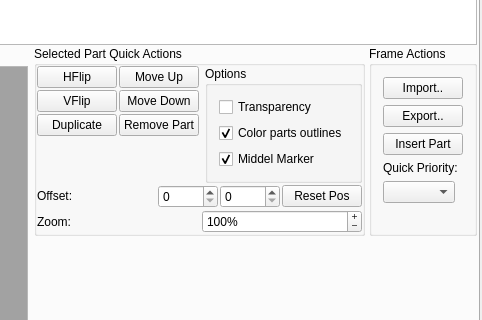
Before: the Qt Designer form mainwindow.ui in PsyCommando/ppmdu_spriteeditor, drawn with Qt 5; both pictures show x 958 to 1440 and y 227 to 547 of the 1440 by 632 pixel window.
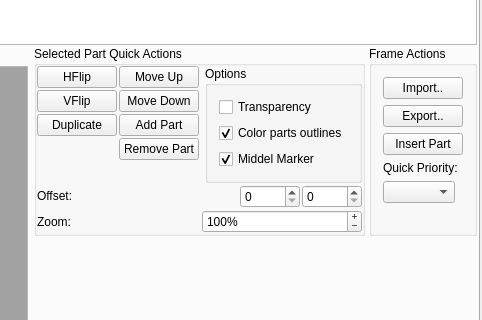
After: the same form once the commit is applied. Icons and pictures are not drawn.

```diff
--- a/mainwindow.ui
+++ b/mainwindow.ui
@@ -1482,6 +1482,43 @@
                       </property>
                      </widget>
                     </item>
+                    <item row="3" column="1">
+                     <widget class="QPushButton" name="btnFrmRmPart">
+                      <property name="sizePolicy">
+                       <sizepolicy hsizetype="MinimumExpanding" vsizetype="Fixed">
+                        <horstretch>0</horstretch>
+                        <verstretch>0</verstretch>
+                       </sizepolicy>
+                      </property>
+                      <property name="toolTip">
+                       <string>&lt;html&gt;&lt;head/&gt;&lt;body&gt;&lt;p&gt;Removes the current part!&lt;/p&gt;&lt;/body&gt;&lt;/html&gt;</string>
+                      </property>
+                      <property name="text">
+                       <string>Remove Part</string>
+                      </property>
+                      <property name="icon">
+                       <iconset resource="appres.qrc">
+                        <normaloff>:/resources/fugue-icons-3.5.6/icons/cross-script.png</normaloff>:/resources/fugue-icons-3.5.6/icons/cross-script.png</iconset>
+                      </property>
+                     </widget>
+                    </item>
+                    <item row="2" column="1">
+                     <widget class="QPushButton" name="btnFrmAdPart">
+                      <property name="sizePolicy">
+                       <sizepolicy hsizetype="MinimumExpanding" vsizetype="Fixed">
+                        <horstretch>0</horstretch>
+                        <verstretch>0</verstretch>
+                       </sizepolicy>
+                      </property>
+                      <property name="text">
+                       <string>Add Part</string>
+                      </property>
+                      <property name="icon">
+                       <iconset resource="appres.qrc">
+                        <normaloff>:/resources/fugue-icons-3.5.6/icons/plus.png</normaloff>:/resources/fugue-icons-3.5.6/icons/plus.png</iconset>
+                      </property>
+                     </widget>
+                    </item>
                     <item row="2" column="0">
                      <widget class="QPushButton" name="btnFrmDup">
                       <property name="sizePolicy">
@@ -1502,26 +1539,6 @@
                       </property>
                      </widget>
                     </item>
-                    <item row="2" column="1">
-                     <widget class="QPushButton" name="btnFrmRmPart">
-                      <property name="sizePolicy">
-                       <sizepolicy hsizetype="Fixed" vsizetype="Fixed">
-                        <horstretch>0</horstretch>
-                        <verstretch>0</verstretch>
-                       </sizepolicy>
-                      </property>
-                      <property name="toolTip">
-                       <string>&lt;html&gt;&lt;head/&gt;&lt;body&gt;&lt;p&gt;Removes the current part!&lt;/p&gt;&lt;/body&gt;&lt;/html&gt;</string>
-                      </property>
-                      <property name="text">
-                       <string>Remove Part</string>
-                      </property>
-                      <property name="icon">
-                       <iconset resource="appres.qrc">
-                        <normaloff>:/resources/fugue-icons-3.5.6/icons/cross-script.png</normaloff>:/resources/fugue-icons-3.5.6/icons/cross-script.png</iconset>
-                      </property>
-                     </widget>
-                    </item>
                    </layout>
                   </item>
                   <item>
@@ -1630,22 +1647,6 @@
                     </property>
                    </widget>
                   </item>
-                  <item>
-                   <widget class="QPushButton" name="btnFrmPartResetPos">
-                    <property name="sizePolicy">
-                     <sizepolicy hsizetype="Fixed" vsizetype="Fixed">
-                      <horstretch>0</horstretch>
-                      <verstretch>0</verstretch>
-                     </sizepolicy>
-                    </property>
-                    <property name="toolTip">
-                     <string>&lt;html&gt;&lt;head/&gt;&lt;body&gt;&lt;p&gt;Sets the part's offset to 0,0.&lt;/p&gt;&lt;/body&gt;&lt;/html&gt;</string>
-                    </property>
-                    <property name="text">
-                     <string>Reset Pos</string>
-                    </property>
-                   </widget>
-                  </item>
                  </layout>
                 </item>
                 <item>
```
Left out of the diff: 6 changed lines with no effect on the pictures.
